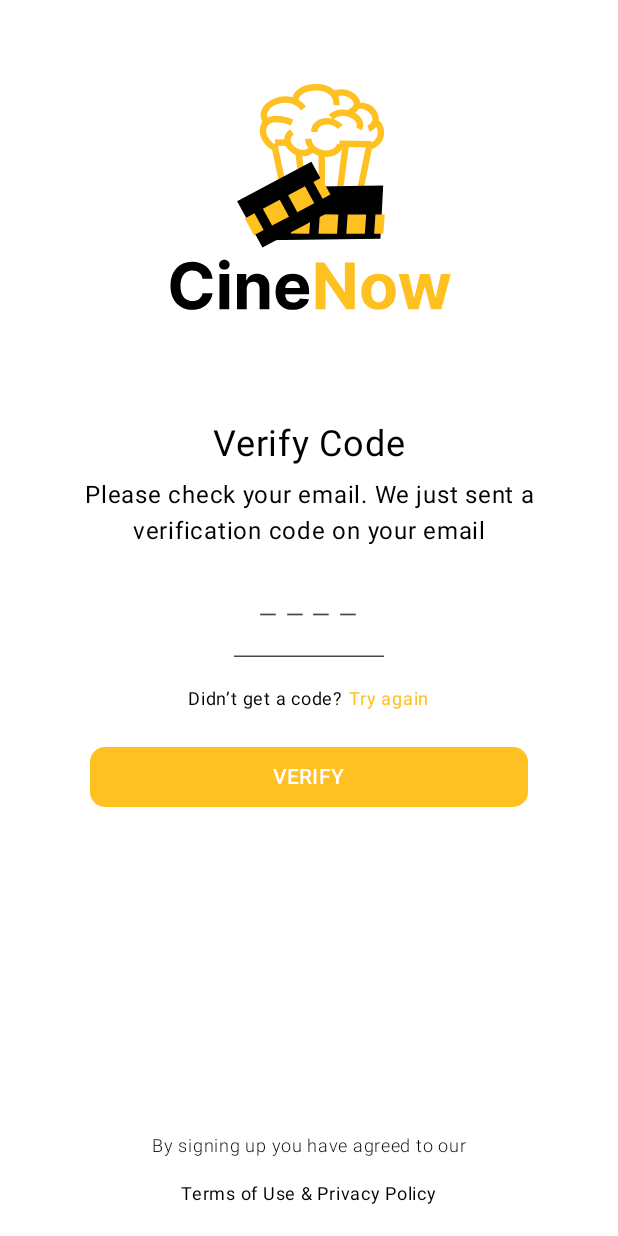
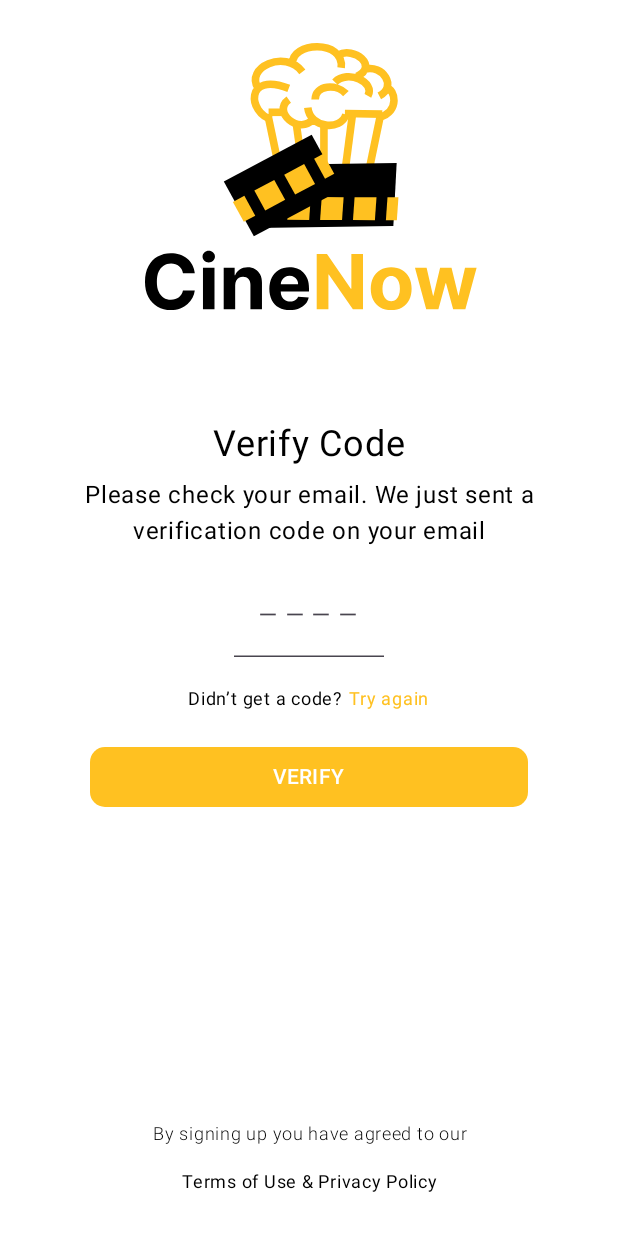
Before and after one commit to ukhanyov/CinemaDummyApp, an Android app built with Jetpack Compose: the ConfirmCreateAccountScreen screen opened through its navigation route, on a phone screen of 412 x 824 dp. Run offline under Robolectric (Android 15) with nearby library versions, the phone set to English and light mode, and no system bars.

Commit message:
confirm create account different screens fixes, progress

```diff
--- a/app/src/main/java/com/example/cinemadummyapp/screens/ConfirmCreateAccountScreen.kt
+++ b/app/src/main/java/com/example/cinemadummyapp/screens/ConfirmCreateAccountScreen.kt
@@ -40,23 +40,33 @@ fun ConfirmCreateAccountScreenPreview() {
 
 @Composable
 fun ConfirmCreateAccountScreen() {
-    Box(
+    Column(
         modifier = Modifier
             .fillMaxSize()
             .background(Color.White)
     ) {
+        Box(
+            modifier = Modifier
+                .weight(1f)
+                .align(Alignment.CenterHorizontally)
+        ) {
             val painter = painterResource(R.drawable.logo2)
             Image(
                 modifier = Modifier
-                .aspectRatio(painter.intrinsicSize.width / painter.intrinsicSize.height)
-                .padding(45.dp)
+                    .aspectRatio(136.dp / 102.dp)
+                    .padding(top = 16.dp)
                     .fillMaxWidth()
-                .align(Alignment.TopCenter)
+                    .align(Alignment.Center)
                     .sizeIn(maxWidth = 136.dp, maxHeight = 102.dp),
                 painter = painter,
                 contentDescription = null,
                 contentScale = ContentScale.Fit
             )
+        }
+        Box(
+            modifier = Modifier
+                .weight(1f)
+        ) {
             Column(
                 modifier = Modifier
                     .fillMaxSize(),
@@ -127,6 +137,11 @@ fun ConfirmCreateAccountScreen() {
                     Text(text = "VERIFY")
                 }
             }
+        }
+        Box(
+            modifier = Modifier
+                .weight(1f)
+        ) {
             Column(
                 modifier = Modifier
                     .align(Alignment.BottomCenter)
@@ -137,13 +152,17 @@ fun ConfirmCreateAccountScreen() {
                 Text(
                     text = "By signing up you have agreed to our",
                     fontWeight = FontWeight.Light,
-                fontSize = 12.sp
+                    fontSize = 12.sp,
+                    textAlign = TextAlign.Center
                 )
                 Spacer(modifier = Modifier.size(8.dp))
                 Text(
                     text = "Terms of Use & Privacy Policy",
-                fontSize = 12.sp
+                    fontSize = 12.sp,
+                    textAlign = TextAlign.Center
                 )
+                Spacer(modifier = Modifier.size(8.dp))
             }
         }
     }
+}
```
Lines whose indentation alone changed are shown as unchanged.
